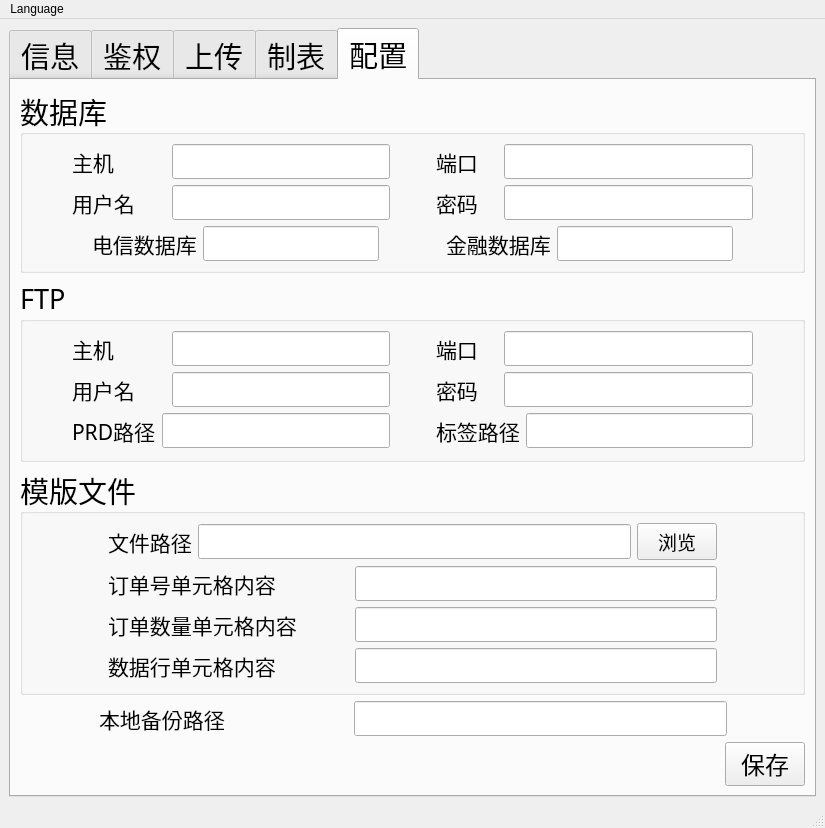
The window that res/ui/main_window.ui (zelviner/DataHandler) describes before a commit, drawn with Qt 5.
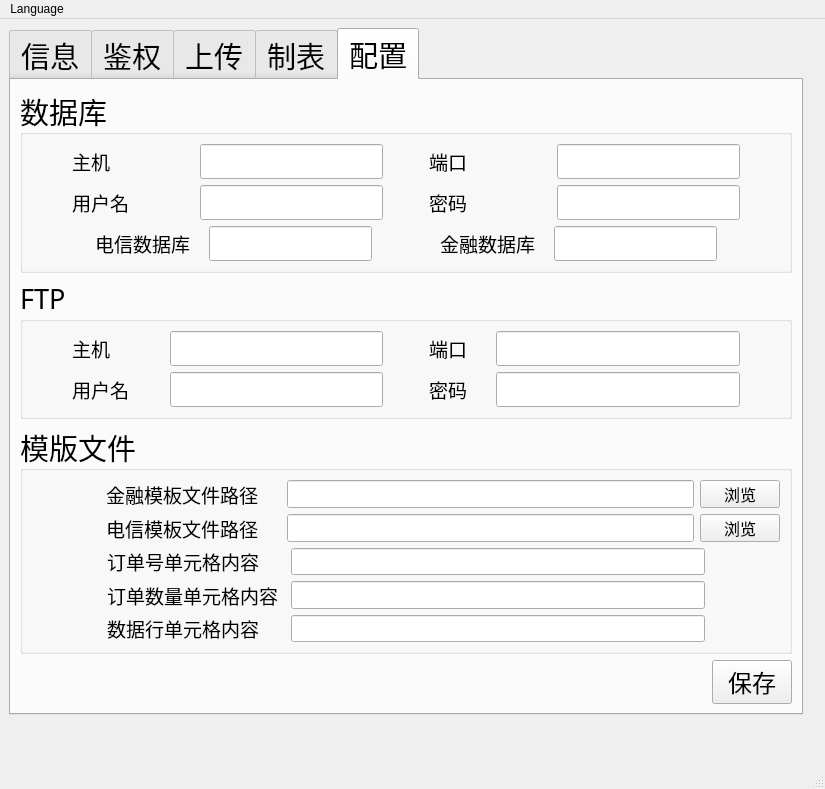
The same window after the commit. The open tabs and pages were chosen to show the change.

Commit message: feat: Refactor main window and add generating records functionality

```diff
--- a/res/ui/main_window.ui
+++ b/res/ui/main_window.ui
@@ -14,9 +14,15 @@
    <string>MainWindow</string>
   </property>
   <widget class="QWidget" name="centralwidget">
-   <layout class="QVBoxLayout" name="verticalLayout_14">
-    <item>
      <widget class="QTabWidget" name="tabWidget">
+    <property name="geometry">
+     <rect>
+      <x>9</x>
+      <y>9</y>
+      <width>794</width>
+      <height>687</height>
+     </rect>
+    </property>
       <property name="font">
        <font>
         <family>微软雅黑</family>
@@ -1151,15 +1157,57 @@
         <property name="title">
          <string>上传FTP服务器</string>
         </property>
-        <layout class="QHBoxLayout" name="horizontalLayout_30">
+      <layout class="QVBoxLayout" name="verticalLayout_14">
          <item>
-          <spacer name="horizontalSpacer_41">
+        <layout class="QHBoxLayout" name="horizontalLayout_23" stretch="1,7,1,2,1">
+         <item>
+          <spacer name="horizontalSpacer_10">
            <property name="orientation">
             <enum>Qt::Horizontal</enum>
            </property>
            <property name="sizeHint" stdset="0">
             <size>
-             <width>53</width>
+             <width>40</width>
+             <height>20</height>
+            </size>
+           </property>
+          </spacer>
+         </item>
+         <item>
+          <layout class="QHBoxLayout" name="horizontalLayout_22">
+           <item>
+            <widget class="QLabel" name="label_6">
+             <property name="font">
+              <font>
+               <family>微软雅黑</family>
+               <pointsize>16</pointsize>
+              </font>
+             </property>
+             <property name="text">
+              <string>PRD 路径：</string>
+             </property>
+            </widget>
+           </item>
+           <item>
+            <widget class="QLineEdit" name="prd_line">
+             <property name="font">
+              <font>
+               <family>微软雅黑</family>
+               <pointsize>14</pointsize>
+              </font>
+             </property>
+            </widget>
+           </item>
+          </layout>
+         </item>
+         <item>
+          <spacer name="horizontalSpacer_18">
+           <property name="orientation">
+            <enum>Qt::Horizontal</enum>
+           </property>
+           <property name="sizeHint" stdset="0">
+            <size>
+             <width>40</width>
              <height>20</height>
             </size>
            </property>
@@ -1173,13 +1221,70 @@
           </widget>
          </item>
          <item>
-          <spacer name="horizontalSpacer_42">
+          <spacer name="horizontalSpacer_11">
            <property name="orientation">
             <enum>Qt::Horizontal</enum>
            </property>
            <property name="sizeHint" stdset="0">
             <size>
-             <width>52</width>
+             <width>40</width>
+             <height>20</height>
+            </size>
+           </property>
+          </spacer>
+         </item>
+        </layout>
+       </item>
+       <item>
+        <layout class="QHBoxLayout" name="horizontalLayout_33" stretch="1,7,1,2,1">
+         <item>
+          <spacer name="horizontalSpacer_20">
+           <property name="orientation">
+            <enum>Qt::Horizontal</enum>
+           </property>
+           <property name="sizeHint" stdset="0">
+            <size>
+             <width>40</width>
+             <height>20</height>
+            </size>
+           </property>
+          </spacer>
+         </item>
+         <item>
+          <layout class="QHBoxLayout" name="horizontalLayout_30">
+           <item>
+            <widget class="QLabel" name="label_9">
+             <property name="font">
+              <font>
+               <family>微软雅黑</family>
+               <pointsize>16</pointsize>
+              </font>
+             </property>
+             <property name="text">
+              <string>标签路径：</string>
+             </property>
+            </widget>
+           </item>
+           <item>
+            <widget class="QLineEdit" name="temp_line">
+             <property name="font">
+              <font>
+               <family>微软雅黑</family>
+               <pointsize>14</pointsize>
+              </font>
+             </property>
+            </widget>
+           </item>
+          </layout>
+         </item>
+         <item>
+          <spacer name="horizontalSpacer_31">
+           <property name="orientation">
+            <enum>Qt::Horizontal</enum>
+           </property>
+           <property name="sizeHint" stdset="0">
+            <size>
+             <width>40</width>
              <height>20</height>
             </size>
            </property>
@@ -1193,7 +1298,7 @@
           </widget>
          </item>
          <item>
-          <spacer name="horizontalSpacer_43">
+          <spacer name="horizontalSpacer_32">
            <property name="orientation">
             <enum>Qt::Horizontal</enum>
            </property>
@@ -1204,6 +1309,8 @@
             </size>
            </property>
           </spacer>
+         </item>
+        </layout>
          </item>
         </layout>
        </widget>
@@ -1675,13 +1782,13 @@
               </spacer>
              </item>
              <item>
-              <layout class="QHBoxLayout" name="horizontalLayout_41" stretch="3,7">
+            <layout class="QHBoxLayout" name="horizontalLayout_41" stretch="4,6">
                <item>
                 <widget class="QLabel" name="label_13">
                  <property name="font">
                   <font>
                    <family>微软雅黑</family>
-                   <pointsize>16</pointsize>
+                 <pointsize>14</pointsize>
                   </font>
                  </property>
                  <property name="text">
@@ -1715,13 +1822,13 @@
               </spacer>
              </item>
              <item>
-              <layout class="QHBoxLayout" name="horizontalLayout_42" stretch="2,8">
+            <layout class="QHBoxLayout" name="horizontalLayout_42" stretch="4,6">
                <item>
                 <widget class="QLabel" name="label_11">
                  <property name="font">
                   <font>
                    <family>微软雅黑</family>
-                   <pointsize>16</pointsize>
+                 <pointsize>14</pointsize>
                   </font>
                  </property>
                  <property name="text">
@@ -1772,13 +1879,13 @@
               </spacer>
              </item>
              <item>
-              <layout class="QHBoxLayout" name="horizontalLayout_43" stretch="3,7">
+            <layout class="QHBoxLayout" name="horizontalLayout_43" stretch="4,6">
                <item>
                 <widget class="QLabel" name="label_8">
                  <property name="font">
                   <font>
                    <family>微软雅黑</family>
-                   <pointsize>16</pointsize>
+                 <pointsize>14</pointsize>
                   </font>
                  </property>
                  <property name="text">
@@ -1815,13 +1922,13 @@
               </spacer>
              </item>
              <item>
-              <layout class="QHBoxLayout" name="horizontalLayout_44" stretch="2,8">
+            <layout class="QHBoxLayout" name="horizontalLayout_44" stretch="4,6">
                <item>
                 <widget class="QLabel" name="label_12">
                  <property name="font">
                   <font>
                    <family>微软雅黑</family>
-                   <pointsize>16</pointsize>
+                 <pointsize>14</pointsize>
                   </font>
                  </property>
                  <property name="text">
@@ -1875,13 +1982,13 @@
               </spacer>
              </item>
              <item>
-              <layout class="QHBoxLayout" name="horizontalLayout_47" stretch="3,7">
+            <layout class="QHBoxLayout" name="horizontalLayout_47" stretch="4,6">
                <item>
                 <widget class="QLabel" name="label_14">
                  <property name="font">
                   <font>
                    <family>微软雅黑</family>
-                   <pointsize>16</pointsize>
+                 <pointsize>14</pointsize>
                   </font>
                  </property>
                  <property name="text">
@@ -1918,13 +2025,13 @@
               </spacer>
              </item>
              <item>
-              <layout class="QHBoxLayout" name="horizontalLayout_49" stretch="3,7">
+            <layout class="QHBoxLayout" name="horizontalLayout_49" stretch="4,6">
                <item>
                 <widget class="QLabel" name="label_18">
                  <property name="font">
                   <font>
                    <family>微软雅黑</family>
-                   <pointsize>16</pointsize>
+                 <pointsize>14</pointsize>
                   </font>
                  </property>
                  <property name="text">
@@ -1999,7 +2106,7 @@
                  <property name="font">
                   <font>
                    <family>微软雅黑</family>
-                   <pointsize>16</pointsize>
+                 <pointsize>14</pointsize>
                   </font>
                  </property>
                  <property name="text">
@@ -2039,7 +2146,7 @@
                  <property name="font">
                   <font>
                    <family>微软雅黑</family>
-                   <pointsize>16</pointsize>
+                 <pointsize>14</pointsize>
                   </font>
                  </property>
                  <property name="text">
@@ -2096,7 +2203,7 @@
                  <property name="font">
                   <font>
                    <family>微软雅黑</family>
-                   <pointsize>16</pointsize>
+                 <pointsize>14</pointsize>
                   </font>
                  </property>
                  <property name="text">
@@ -2136,7 +2243,7 @@
                  <property name="font">
                   <font>
                    <family>微软雅黑</family>
-                   <pointsize>16</pointsize>
+                 <pointsize>14</pointsize>
                   </font>
                  </property>
                  <property name="text">
@@ -2174,103 +2281,6 @@
              </item>
             </layout>
            </item>
-           <item>
-            <layout class="QHBoxLayout" name="horizontalLayout_37" stretch="0,4,0,4,0">
-             <item>
-              <spacer name="horizontalSpacer_10">
-               <property name="orientation">
-                <enum>Qt::Horizontal</enum>
-               </property>
-               <property name="sizeHint" stdset="0">
-                <size>
-                 <width>40</width>
-                 <height>20</height>
-                </size>
-               </property>
-              </spacer>
-             </item>
-             <item>
-              <layout class="QHBoxLayout" name="horizontalLayout_22" stretch="2,8">
-               <item>
-                <widget class="QLabel" name="label_6">
-                 <property name="font">
-                  <font>
-                   <family>微软雅黑</family>
-                   <pointsize>16</pointsize>
-                  </font>
-                 </property>
-                 <property name="text">
-                  <string>PRD路径</string>
-                 </property>
-                </widget>
-               </item>
-               <item>
-                <widget class="QLineEdit" name="prd_line">
-                 <property name="font">
-                  <font>
-                   <family>微软雅黑</family>
-                   <pointsize>14</pointsize>
-                  </font>
-                 </property>
-                </widget>
-               </item>
-              </layout>
-             </item>
-             <item>
-              <spacer name="horizontalSpacer_11">
-               <property name="orientation">
-                <enum>Qt::Horizontal</enum>
-               </property>
-               <property name="sizeHint" stdset="0">
-                <size>
-                 <width>40</width>
-                 <height>20</height>
-                </size>
-               </property>
-              </spacer>
-             </item>
-             <item>
-              <layout class="QHBoxLayout" name="horizontalLayout_23" stretch="2,8">
-               <item>
-                <widget class="QLabel" name="label_9">
-                 <property name="font">
-                  <font>
-                   <family>微软雅黑</family>
-                   <pointsize>16</pointsize>
-                  </font>
-                 </property>
-                 <property name="text">
-                  <string>标签路径</string>
-                 </property>
-                </widget>
-               </item>
-               <item>
-                <widget class="QLineEdit" name="temp_line">
-                 <property name="font">
-                  <font>
-                   <family>微软雅黑</family>
-                   <pointsize>14</pointsize>
-                  </font>
-                 </property>
-                </widget>
-               </item>
-              </layout>
-             </item>
-             <item>
-              <spacer name="horizontalSpacer_18">
-               <property name="orientation">
-                <enum>Qt::Horizontal</enum>
-               </property>
-               <property name="sizeHint" stdset="0">
-                <size>
-                 <width>40</width>
-                 <height>20</height>
-                </size>
-               </property>
-              </spacer>
-             </item>
-            </layout>
-           </item>
           </layout>
          </widget>
         </item>
@@ -2281,7 +2291,7 @@
           </property>
           <layout class="QVBoxLayout" name="verticalLayout_11">
            <item>
-            <layout class="QHBoxLayout" name="horizontalLayout_17" stretch="1,8,1">
+          <layout class="QHBoxLayout" name="horizontalLayout_66" stretch="1,8,1">
              <item>
               <spacer name="horizontalSpacer_19">
                <property name="orientation">
@@ -2296,17 +2306,17 @@
               </spacer>
              </item>
              <item>
-              <layout class="QHBoxLayout" name="horizontalLayout_26">
+            <layout class="QHBoxLayout" name="horizontalLayout_17" stretch="3,7">
                <item>
                 <widget class="QLabel" name="label_21">
                  <property name="font">
                   <font>
                    <family>微软雅黑</family>
-                   <pointsize>16</pointsize>
+                 <pointsize>14</pointsize>
                   </font>
                  </property>
                  <property name="text">
-                  <string>文件路径</string>
+                <string>金融模板文件路径</string>
                  </property>
                 </widget>
                </item>
@@ -2320,12 +2330,14 @@
                  </property>
                 </widget>
                </item>
+            </layout>
+           </item>
                <item>
-                <widget class="QPushButton" name="select_template_file_ptn">
+            <widget class="QPushButton" name="select_finance_template_file_ptn">
                  <property name="font">
                   <font>
                    <family>微软雅黑</family>
-                   <pointsize>14</pointsize>
+               <pointsize>12</pointsize>
                   </font>
                  </property>
                  <property name="text">
@@ -2336,7 +2348,9 @@
               </layout>
              </item>
              <item>
-              <spacer name="horizontalSpacer_20">
+          <layout class="QHBoxLayout" name="horizontalLayout_67" stretch="1,8,1">
+           <item>
+            <spacer name="horizontalSpacer_53">
                <property name="orientation">
                 <enum>Qt::Horizontal</enum>
                </property>
@@ -2348,6 +2362,46 @@
                </property>
               </spacer>
              </item>
+           <item>
+            <layout class="QHBoxLayout" name="horizontalLayout_26" stretch="3,7">
+             <item>
+              <widget class="QLabel" name="label_24">
+               <property name="font">
+                <font>
+                 <family>微软雅黑</family>
+                 <pointsize>14</pointsize>
+                </font>
+               </property>
+               <property name="text">
+                <string>电信模板文件路径</string>
+               </property>
+              </widget>
+             </item>
+             <item>
+              <widget class="QLineEdit" name="telecom_path_line">
+               <property name="font">
+                <font>
+                 <family>微软雅黑</family>
+                 <pointsize>14</pointsize>
+                </font>
+               </property>
+              </widget>
+             </item>
+            </layout>
+           </item>
+           <item>
+            <widget class="QPushButton" name="select_telecom_template_file_ptn">
+             <property name="font">
+              <font>
+               <family>微软雅黑</family>
+               <pointsize>12</pointsize>
+              </font>
+             </property>
+             <property name="text">
+              <string>浏览</string>
+             </property>
+            </widget>
+           </item>
             </layout>
            </item>
            <item>
@@ -2366,13 +2420,13 @@
               </spacer>
              </item>
              <item>
-              <layout class="QHBoxLayout" name="horizontalLayout_60" stretch="4,6">
+            <layout class="QHBoxLayout" name="horizontalLayout_60" stretch="3,7">
                <item>
                 <widget class="QLabel" name="label">
                  <property name="font">
                   <font>
                    <family>微软雅黑</family>
-                   <pointsize>16</pointsize>
+                 <pointsize>14</pointsize>
                   </font>
                  </property>
                  <property name="text">
@@ -2423,13 +2477,13 @@
               </spacer>
              </item>
              <item>
-              <layout class="QHBoxLayout" name="horizontalLayout_38" stretch="4,6">
+            <layout class="QHBoxLayout" name="horizontalLayout_38" stretch="3,7">
                <item>
                 <widget class="QLabel" name="label_7">
                  <property name="font">
                   <font>
                    <family>微软雅黑</family>
-                   <pointsize>16</pointsize>
+                 <pointsize>14</pointsize>
                   </font>
                  </property>
                  <property name="text">
@@ -2480,13 +2534,13 @@
               </spacer>
              </item>
              <item>
-              <layout class="QHBoxLayout" name="horizontalLayout_34" stretch="4,6">
+            <layout class="QHBoxLayout" name="horizontalLayout_34" stretch="3,7">
                <item>
                 <widget class="QLabel" name="label_22">
                  <property name="font">
                   <font>
                    <family>微软雅黑</family>
-                   <pointsize>16</pointsize>
+                 <pointsize>14</pointsize>
                   </font>
                  </property>
                  <property name="text">
@@ -2524,63 +2578,6 @@
           </layout>
          </widget>
         </item>
-        <item>
-         <layout class="QHBoxLayout" name="horizontalLayout_40" stretch="1,8,1">
-          <item>
-           <spacer name="horizontalSpacer_31">
-            <property name="orientation">
-             <enum>Qt::Horizontal</enum>
-            </property>
-            <property name="sizeHint" stdset="0">
-             <size>
-              <width>40</width>
-              <height>20</height>
-             </size>
-            </property>
-           </spacer>
-          </item>
-          <item>
-           <layout class="QHBoxLayout" name="horizontalLayout_33" stretch="4,6">
-            <item>
-             <widget class="QLabel" name="label_10">
-              <property name="font">
-               <font>
-                <family>微软雅黑</family>
-                <pointsize>16</pointsize>
-               </font>
-              </property>
-              <property name="text">
-               <string>本地备份路径</string>
-              </property>
-             </widget>
-            </item>
-            <item>
-             <widget class="QLineEdit" name="backup_line">
-              <property name="font">
-               <font>
-                <family>微软雅黑</family>
-                <pointsize>14</pointsize>
-               </font>
-              </property>
-             </widget>
-            </item>
-           </layout>
-          </item>
-          <item>
-           <spacer name="horizontalSpacer_32">
-            <property name="orientation">
-             <enum>Qt::Horizontal</enum>
-            </property>
-            <property name="sizeHint" stdset="0">
-             <size>
-              <width>40</width>
-              <height>20</height>
-             </size>
-            </property>
-           </spacer>
-          </item>
-         </layout>
-        </item>
         <item>
          <layout class="QHBoxLayout" name="horizontalLayout_35">
           <item>
@@ -2614,8 +2611,6 @@
        </layout>
       </widget>
      </widget>
-    </item>
-   </layout>
   </widget>
   <widget class="QStatusBar" name="statusbar"/>
   <widget class="QMenuBar" name="menuBar">
```
Left out of the diff: 28 changed lines with no effect on the pictures. Lines whose indentation alone changed are shown as unchanged. The commit also changes 6 other files.
